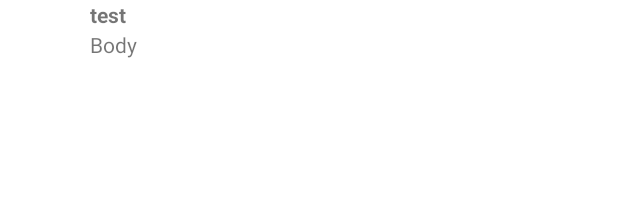
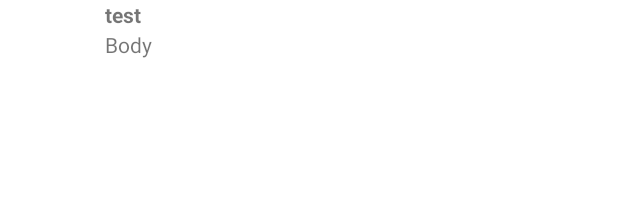
Before and after one commit to arvindh5686/Tweeter, an Android app: the layout item_tweet.xml on its own in the app's theme, with its tools: preview values and no code run, on a phone screen of 412 x 824 dp. Shown: the top 199 px of the screen. Run offline under Robolectric (Android 15) with nearby library versions, the phone set to English and light mode, and no system bars.

Commit message:
adjust layout and refactor code

```diff
--- a/app/src/main/AndroidManifest.xml
+++ b/app/src/main/AndroidManifest.xml
@@ -15,7 +15,7 @@
     <android:uses-permission android:name="android.permission.READ_EXTERNAL_STORAGE" />
 
     <application
-        android:name=".TwitterApplication"
+        android:name=".main.TwitterApplication"
         android:allowBackup="true"
         android:icon="@drawable/ic_launcher"
         android:label="@string/app_name"
@@ -28,7 +28,7 @@
             android:value="1" />
 
         <activity
-            android:name=".LoginActivity"
+            android:name=".activities.LoginActivity"
             android:label="@string/app_name"
             android:theme="@style/AppTheme" >
             <intent-filter>
@@ -48,7 +48,7 @@
             </intent-filter>
         </activity>
         <activity
-            android:name=".TimelineActivity"
+            android:name=".activities.TimelineActivity"
             android:label="@string/title_activity_timeline" >
         </activity>
     </application>
--- a/app/src/main/java/com/codepath/apps/tweets/LoginActivity.java
+++ b/app/src/main/java/com/codepath/apps/tweets/activities/LoginActivity.java
@@ -1,10 +1,12 @@
-package com.codepath.apps.tweets;
+package com.codepath.apps.tweets.activities;
 
 import android.content.Intent;
 import android.os.Bundle;
 import android.view.Menu;
 import android.view.View;
 
+import com.codepath.apps.tweets.R;
+import com.codepath.apps.tweets.net.TwitterClient;
 import com.codepath.oauth.OAuthLoginActionBarActivity;
 
 public class LoginActivity extends OAuthLoginActionBarActivity<TwitterClient> {
--- a/app/src/main/java/com/codepath/apps/tweets/TimelineActivity.java
+++ b/app/src/main/java/com/codepath/apps/tweets/activities/TimelineActivity.java
@@ -1,4 +1,4 @@
-package com.codepath.apps.tweets;
+package com.codepath.apps.tweets.activities;
 
 import android.os.Bundle;
 import android.support.v7.app.AppCompatActivity;
@@ -7,6 +7,10 @@ import android.view.Menu;
 import android.view.MenuItem;
 import android.widget.ListView;
 
+import com.codepath.apps.tweets.R;
+import com.codepath.apps.tweets.main.TwitterApplication;
+import com.codepath.apps.tweets.net.TwitterClient;
+import com.codepath.apps.tweets.adapters.TweetsAdapter;
 import com.codepath.apps.tweets.models.Tweet;
 import com.loopj.android.http.JsonHttpResponseHandler;
 
--- a/app/src/main/java/com/codepath/apps/tweets/TweetsAdapter.java
+++ b/app/src/main/java/com/codepath/apps/tweets/adapters/TweetsAdapter.java
@@ -1,4 +1,4 @@
-package com.codepath.apps.tweets;
+package com.codepath.apps.tweets.adapters;
 
 import android.content.Context;
 import android.net.Uri;
@@ -10,6 +10,7 @@ import android.widget.ArrayAdapter;
 import android.widget.ImageView;
 import android.widget.TextView;
 
+import com.codepath.apps.tweets.R;
 import com.codepath.apps.tweets.models.Tweet;
 import com.squareup.picasso.Picasso;
 
--- a/app/src/main/java/com/codepath/apps/tweets/TwitterApplication.java
+++ b/app/src/main/java/com/codepath/apps/tweets/main/TwitterApplication.java
@@ -1,6 +1,8 @@
-package com.codepath.apps.tweets;
+package com.codepath.apps.tweets.main;
 
 import android.content.Context;
+
+import com.codepath.apps.tweets.net.TwitterClient;
 
 /*
  * This is the Android application itself and is used to configure various settings
--- a/app/src/main/java/com/codepath/apps/tweets/TwitterClient.java
+++ b/app/src/main/java/com/codepath/apps/tweets/net/TwitterClient.java
@@ -1,4 +1,4 @@
-package com.codepath.apps.tweets;
+package com.codepath.apps.tweets.net;
 
 import android.content.Context;
 
--- a/app/src/main/res/layout/activity_timeline.xml
+++ b/app/src/main/res/layout/activity_timeline.xml
@@ -1,7 +1,7 @@
 <RelativeLayout xmlns:android="http://schemas.android.com/apk/res/android"
     xmlns:tools="http://schemas.android.com/tools" android:layout_width="match_parent"
     android:layout_height="match_parent"
-    tools:context="com.codepath.apps.tweets.TimelineActivity">
+    tools:context="com.codepath.apps.tweets.activities.TimelineActivity">
 
     <ListView
         android:layout_width="wrap_content"
--- a/app/src/main/res/layout/item_tweet.xml
+++ b/app/src/main/res/layout/item_tweet.xml
@@ -20,9 +20,9 @@ android:orientation="vertical">
 
 <RelativeLayout
     android:layout_width="300dp"
-    android:layout_height="70dp"
+    android:layout_height="90dp"
     android:id="@+id/rightLayout"
-    android:layout_marginLeft="60dp">
+    android:layout_marginLeft="70dp">
     <RelativeLayout
         android:layout_width="match_parent"
         android:layout_height="20dp"
@@ -49,6 +49,7 @@ android:orientation="vertical">
     <RelativeLayout
         android:layout_width="match_parent"
         android:layout_height="match_parent"
+        android:id="@+id/rightBottom"
         android:layout_below="@+id/rightTop">
         <TextView
             android:layout_width="match_parent"
--- a/app/src/main/res/menu/menu_timeline.xml
+++ b/app/src/main/res/menu/menu_timeline.xml
@@ -1,7 +1,7 @@
 <menu xmlns:android="http://schemas.android.com/apk/res/android"
     xmlns:app="http://schemas.android.com/apk/res-auto"
     xmlns:tools="http://schemas.android.com/tools"
-    tools:context="com.codepath.apps.tweets.TimelineActivity">
+    tools:context="com.codepath.apps.tweets.activities.TimelineActivity">
     <item android:id="@+id/action_settings" android:title="@string/action_settings"
         android:orderInCategory="100" app:showAsAction="never" />
 </menu>
```
